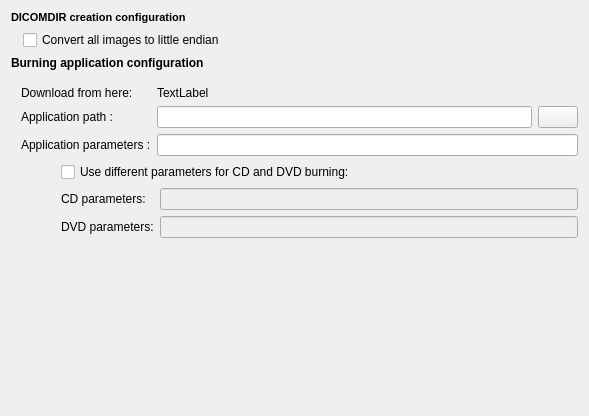
Above: starviewer/src/inputoutput/qdicomdirconfigurationscreenbase.ui from starviewer-medical/starviewer before the change. Below: the same form after it.
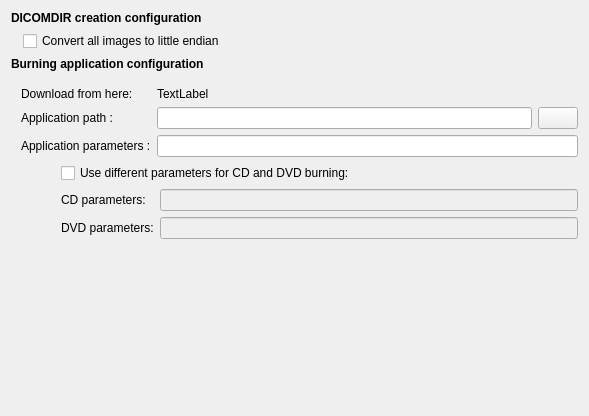
That is the form after the change. Icons and pictures are not drawn.

Commit message: ENH: Millorem el formatat d'una cadena de texte facilitant les tasques de traducció

```diff
--- a/starviewer/src/inputoutput/qdicomdirconfigurationscreenbase.ui
+++ b/starviewer/src/inputoutput/qdicomdirconfigurationscreenbase.ui
@@ -32,12 +32,14 @@
   <layout class="QVBoxLayout">
    <item>
     <widget class="QLabel" name="label_2">
+     <property name="font">
+      <font>
+       <weight>75</weight>
+       <bold>true</bold>
+      </font>
+     </property>
      <property name="text">
-      <string>&lt;!DOCTYPE HTML PUBLIC &quot;-//W3C//DTD HTML 4.0//EN&quot; &quot;http://www.w3.org/TR/REC-html40/strict.dtd&quot;&gt;
-&lt;html&gt;&lt;head&gt;&lt;meta name=&quot;qrichtext&quot; content=&quot;1&quot; /&gt;&lt;style type=&quot;text/css&quot;&gt;
-p, li { white-space: pre-wrap; }
-&lt;/style&gt;&lt;/head&gt;&lt;body style=&quot; font-family:'MS Shell Dlg 2'; font-size:8.25pt; font-weight:400; font-style:normal;&quot;&gt;
-&lt;p style=&quot; margin-top:0px; margin-bottom:0px; margin-left:0px; margin-right:0px; -qt-block-indent:0; text-indent:0px;&quot;&gt;&lt;span style=&quot; font-size:8pt; font-weight:600;&quot;&gt;DICOMDIR creation configuration&lt;/span&gt;&lt;/p&gt;&lt;/body&gt;&lt;/html&gt;</string>
+      <string>DICOMDIR creation configuration</string>
      </property>
     </widget>
    </item>
```
The commit also changes 1 other file.
